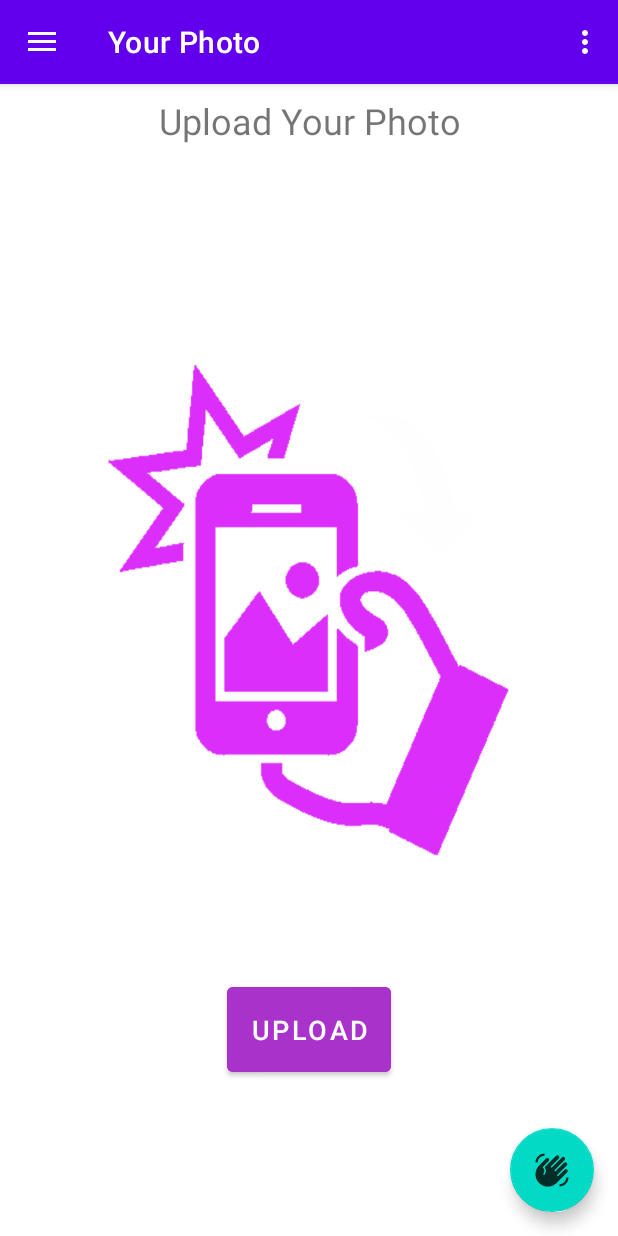
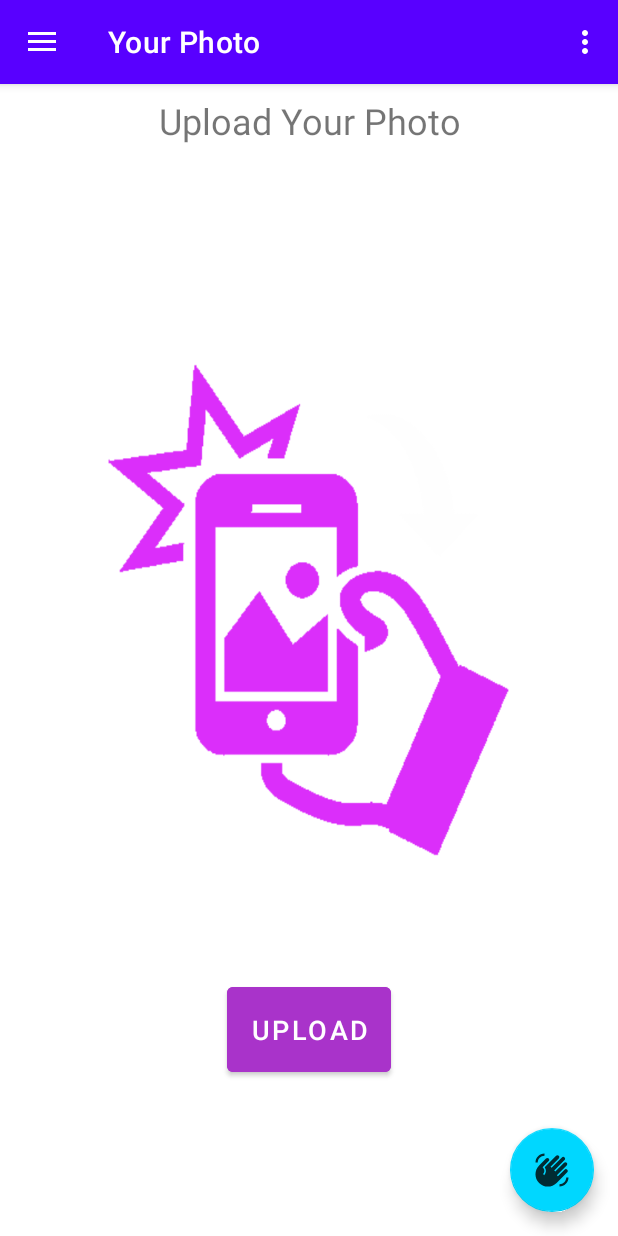
Before and after one commit to Tomyrzrz/UPAX_Exam, an Android app: the screen it shows after launch (Home), in the side drawer, after a tap on "Your Photo", on a phone screen of 412 x 824 dp. Run offline under Robolectric (Android 15) with nearby library versions, the phone set to English and light mode, and no system bars; our stand-ins replace Firebase (no records; nobody signed in at launch, a user with empty details on screens opened directly), Picasso, navigation-ui; network calls fail; pictures from the network do not load; 1 statement that could not run was skipped.

Commit message:
App con persistencia de datos y completa.

```diff
--- a/app/src/main/java/com/softim/moviesapi/utilities/MoviesLocalBD.kt
+++ b/app/src/main/java/com/softim/moviesapi/utilities/MoviesLocalBD.kt
@@ -7,7 +7,7 @@ import android.database.sqlite.SQLiteOpenHelper
 class MoviesLocalBD(context: Context, name: String, factory: SQLiteDatabase.CursorFactory?, version: Int) : SQLiteOpenHelper(context, name, factory, version) {
 
     override fun onCreate(db: SQLiteDatabase) {
-        db.execSQL("create table peliculas(codigo int primary key, title text, overview text, poster_path text, vote_average)")
+        db.execSQL("create table peliculas(codigo int primary key, title text, overview text, poster_path text, vote_average real)")
     }
 
     override fun onUpgrade(db: SQLiteDatabase, oldVersion: Int, newVersion: Int) {
--- a/app/src/main/res/values/colors.xml
+++ b/app/src/main/res/values/colors.xml
@@ -1,10 +1,10 @@
 <?xml version="1.0" encoding="utf-8"?>
 <resources>
-    <color name="purple_200">#FFBB86FC</color>
-    <color name="purple_500">#FF6200EE</color>
+    <color name="purple_200">#0096FF</color>
+    <color name="purple_500">#5800FF</color>
     <color name="purple_700">#FF3700B3</color>
-    <color name="teal_200">#FF03DAC5</color>
-    <color name="teal_700">#FF018786</color>
+    <color name="teal_200">#00D7FF</color>
+    <color name="teal_700">#72FFFF</color>
     <color name="black">#FF000000</color>
     <color name="white">#FFFFFFFF</color>
 </resources>
```
Also changed, not shown: app/src/main/java/com/softim/moviesapi/ui/home/HomeFragment.kt (+32 -0 lines).
